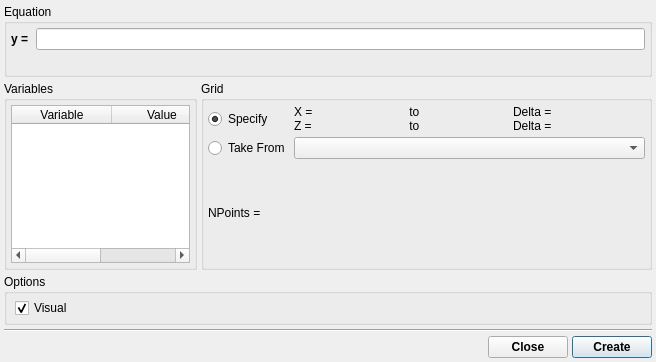
This is src/gui/create.ui in trisyoungs/uchroma as Qt 5 draws it before an edit. The edited form follows.
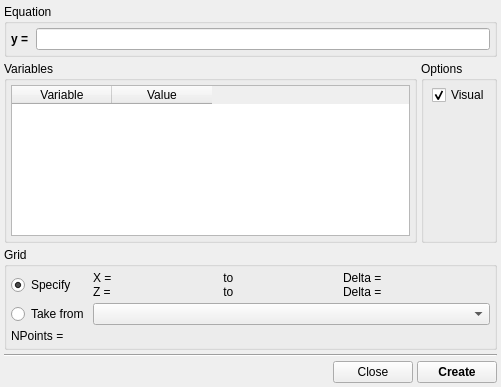
This is the edited form. Icons and pictures are not drawn. Custom widgets are drawn as their Qt base class.

Commit message: Update test/cos.ucr example. Added test/wanderer.ucr. Added ParentList template class, which takes parent class as template parameter, and simply subclasses List<T> and reimplements the add() function as add(P& parent). Fixed - File modified state was not changed when adjusting axes parameters or view layout settings. Converted CreateCollectionDialog into CreateWindow, and simplified it.

```diff
--- a/src/gui/create.ui
+++ b/src/gui/create.ui
@@ -1,25 +1,18 @@
 <?xml version="1.0" encoding="UTF-8"?>
 <ui version="4.0">
- <class>CreateCollectionDialog</class>
- <widget class="QDialog" name="CreateCollectionDialog">
-  <property name="windowModality">
-   <enum>Qt::ApplicationModal</enum>
-  </property>
+ <class>CreateWindow</class>
+ <widget class="QWidget" name="CreateWindow">
   <property name="geometry">
    <rect>
     <x>0</x>
     <y>0</y>
-    <width>656</width>
-    <height>362</height>
+    <width>501</width>
+    <height>387</height>
    </rect>
   </property>
   <property name="windowTitle">
    <string>Create</string>
   </property>
-  <property name="windowIcon">
-   <iconset resource="icons.qrc">
-    <normaloff>:/uchroma/icons/uchroma.png</normaloff>:/uchroma/icons/uchroma.png</iconset>
-  </property>
   <layout class="QVBoxLayout" name="verticalLayout">
    <property name="spacing">
     <number>4</number>
@@ -78,23 +71,6 @@
         </item>
        </layout>
       </item>
-      <item>
-       <layout class="QHBoxLayout" name="horizontalLayout_5">
-        <item>
-         <spacer name="horizontalSpacer">
-          <property name="orientation">
-           <enum>Qt::Horizontal</enum>
-          </property>
-          <property name="sizeHint" stdset="0">
-           <size>
-            <width>40</width>
-            <height>20</height>
-           </size>
-          </property>
-         </spacer>
-        </item>
-       </layout>
-      </item>
      </layout>
     </widget>
    </item>
@@ -142,6 +118,46 @@
       </widget>
      </item>
      <item>
+      <widget class="QGroupBox" name="OptionsGroup">
+       <property name="sizePolicy">
+        <sizepolicy hsizetype="Preferred" vsizetype="Minimum">
+         <horstretch>0</horstretch>
+         <verstretch>0</verstretch>
+        </sizepolicy>
+       </property>
+       <property name="title">
+        <string>Options</string>
+       </property>
+       <layout class="QHBoxLayout" name="horizontalLayout_8">
+        <property name="spacing">
+         <number>4</number>
+        </property>
+        <property name="margin">
+         <number>4</number>
+        </property>
+        <item>
+         <layout class="QFormLayout" name="formLayout_2">
+          <property name="fieldGrowthPolicy">
+           <enum>QFormLayout::AllNonFixedFieldsGrow</enum>
+          </property>
+          <item row="1" column="1">
+           <widget class="QCheckBox" name="OptionsVisualCheck">
+            <property name="text">
+             <string>Visual</string>
+            </property>
+            <property name="checked">
+             <bool>true</bool>
+            </property>
+           </widget>
+          </item>
+         </layout>
+        </item>
+       </layout>
+      </widget>
+     </item>
+    </layout>
+   </item>
+   <item>
       <widget class="QGroupBox" name="GridGroup">
        <property name="sizePolicy">
         <sizepolicy hsizetype="Expanding" vsizetype="Preferred">
@@ -161,19 +177,13 @@
         </property>
         <item>
          <layout class="QGridLayout" name="gridLayout">
-          <item row="0" column="0">
-           <widget class="QRadioButton" name="GridSpecifyRadio">
+        <item row="3" column="0" colspan="2">
+         <widget class="QLabel" name="GridNPointsLabel">
             <property name="text">
-             <string>Specify</string>
-            </property>
-            <property name="checked">
-             <bool>true</bool>
+           <string>NPoints = </string>
             </property>
            </widget>
           </item>
-          <item row="2" column="1">
-           <widget class="QComboBox" name="GridTakeFromCollectionCombo"/>
-          </item>
           <item row="0" column="1">
            <widget class="QWidget" name="GridSpecifyWidget" native="true">
             <layout class="QHBoxLayout" name="horizontalLayout_2">
@@ -352,60 +362,26 @@
             </layout>
            </widget>
           </item>
+        <item row="2" column="1">
+         <widget class="QComboBox" name="GridTakeFromCollectionCombo"/>
+        </item>
+        <item row="0" column="0">
+         <widget class="QRadioButton" name="GridSpecifyRadio">
+          <property name="text">
+           <string>Specify</string>
+          </property>
+          <property name="checked">
+           <bool>true</bool>
+          </property>
+         </widget>
+        </item>
           <item row="2" column="0">
            <widget class="QRadioButton" name="GridTakeFromRadio">
             <property name="text">
-             <string>Take From</string>
+           <string>Take from</string>
             </property>
             <property name="checked">
              <bool>false</bool>
-            </property>
-           </widget>
-          </item>
-          <item row="3" column="0" colspan="2">
-           <widget class="QLabel" name="GridNPointsLabel">
-            <property name="text">
-             <string>NPoints = </string>
-            </property>
-           </widget>
-          </item>
-         </layout>
-        </item>
-       </layout>
-      </widget>
-     </item>
-    </layout>
-   </item>
-   <item>
-    <widget class="QGroupBox" name="OptionsGroup">
-     <property name="sizePolicy">
-      <sizepolicy hsizetype="Preferred" vsizetype="Minimum">
-       <horstretch>0</horstretch>
-       <verstretch>0</verstretch>
-      </sizepolicy>
-     </property>
-     <property name="title">
-      <string>Options</string>
-     </property>
-     <layout class="QHBoxLayout" name="horizontalLayout_8">
-      <property name="spacing">
-       <number>4</number>
-      </property>
-      <property name="margin">
-       <number>4</number>
-      </property>
-      <item>
-       <layout class="QFormLayout" name="formLayout_2">
-        <property name="fieldGrowthPolicy">
-         <enum>QFormLayout::AllNonFixedFieldsGrow</enum>
-        </property>
-        <item row="1" column="1">
-         <widget class="QCheckBox" name="OptionsVisualCheck">
-          <property name="text">
-           <string>Visual</string>
-          </property>
-          <property name="checked">
-           <bool>true</bool>
           </property>
          </widget>
         </item>
@@ -440,8 +416,8 @@
       <widget class="QPushButton" name="CloseButton">
        <property name="font">
         <font>
-         <weight>75</weight>
-         <bold>true</bold>
+         <weight>50</weight>
+         <bold>false</bold>
         </font>
        </property>
        <property name="text">
```
Left out of the diff: 39 changed lines with no effect on the pictures. Lines whose indentation alone changed are shown as unchanged. The commit also changes 20 other files.
